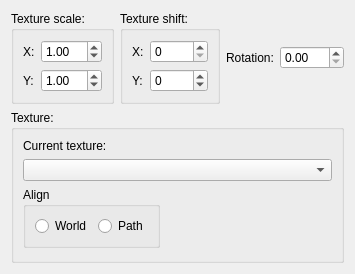
timbaker/pzworlded, file src/editor/textureeditdialog.ui: the form before one commit.
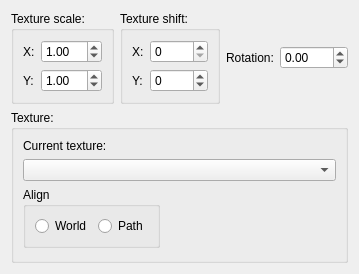
The form after the commit.

Diff of the .ui file:
```diff
--- a/src/editor/textureeditdialog.ui
+++ b/src/editor/textureeditdialog.ui
@@ -71,6 +71,9 @@
      </item>
      <item>
       <widget class="QDoubleSpinBox" name="rotation">
+       <property name="minimum">
+        <double>-360.000000000000000</double>
+       </property>
        <property name="maximum">
         <double>360.000000000000000</double>
        </property>
```
